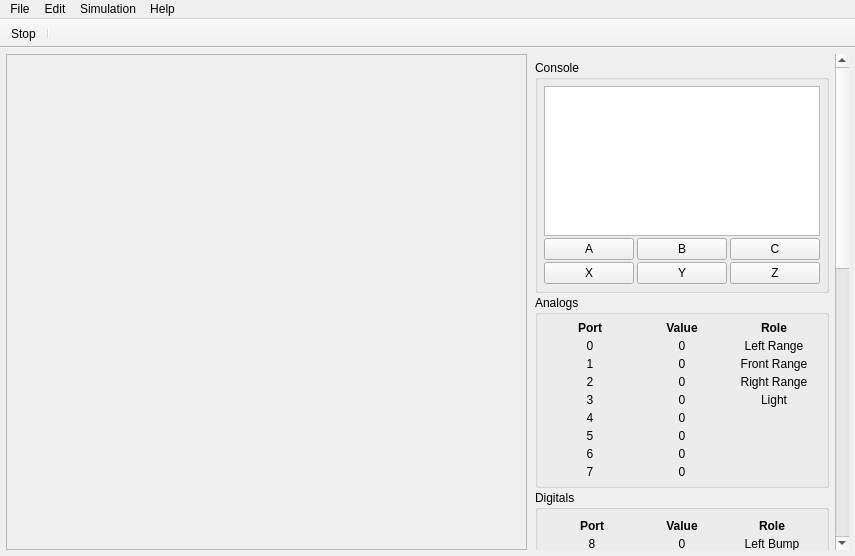
Before: the Qt Designer form ui/main_window.ui in kipr/ks2, drawn with Qt 5.
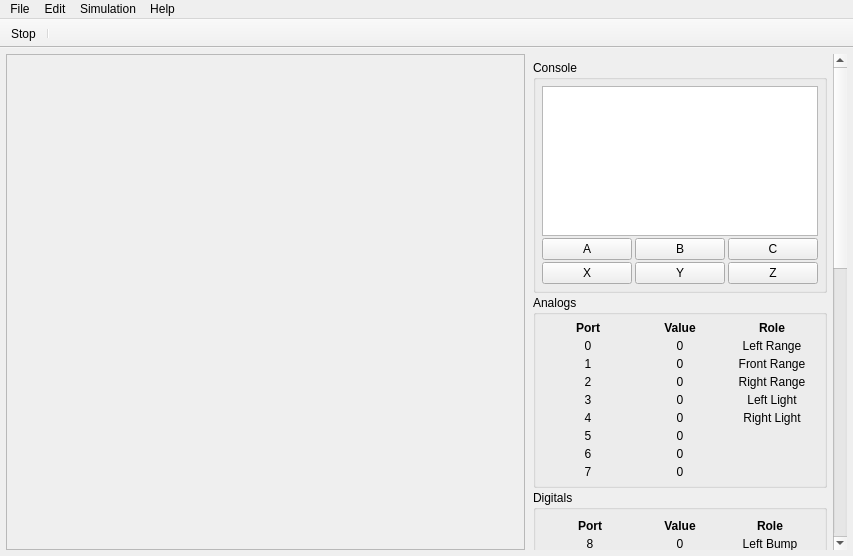
After: the same form once the commit is applied. Icons and pictures are not drawn. Custom widgets are drawn as their Qt base class.

Commit message: we now have two light sensors

The edit to the form file:
```diff
--- a/ui/main_window.ui
+++ b/ui/main_window.ui
@@ -6,7 +6,7 @@
    <rect>
     <x>0</x>
     <y>0</y>
-    <width>855</width>
+    <width>853</width>
     <height>556</height>
    </rect>
   </property>
@@ -95,7 +95,7 @@
        <property name="geometry">
         <rect>
          <x>0</x>
-         <y>-471</y>
+         <y>0</y>
          <width>304</width>
          <height>1200</height>
         </rect>
@@ -467,7 +467,17 @@
            <item row="4" column="2">
             <widget class="QLabel" name="label_23">
              <property name="text">
-              <string>Light</string>
+              <string>Left Light</string>
+             </property>
+             <property name="alignment">
+              <set>Qt::AlignCenter</set>
+             </property>
+            </widget>
+           </item>
+           <item row="5" column="2">
+            <widget class="QLabel" name="label_2">
+             <property name="text">
+              <string>Right Light</string>
              </property>
              <property name="alignment">
               <set>Qt::AlignCenter</set>
@@ -850,7 +860,7 @@
     <rect>
      <x>0</x>
      <y>0</y>
-     <width>855</width>
+     <width>853</width>
      <height>25</height>
     </rect>
    </property>
```
The commit also changes 1 other file.
